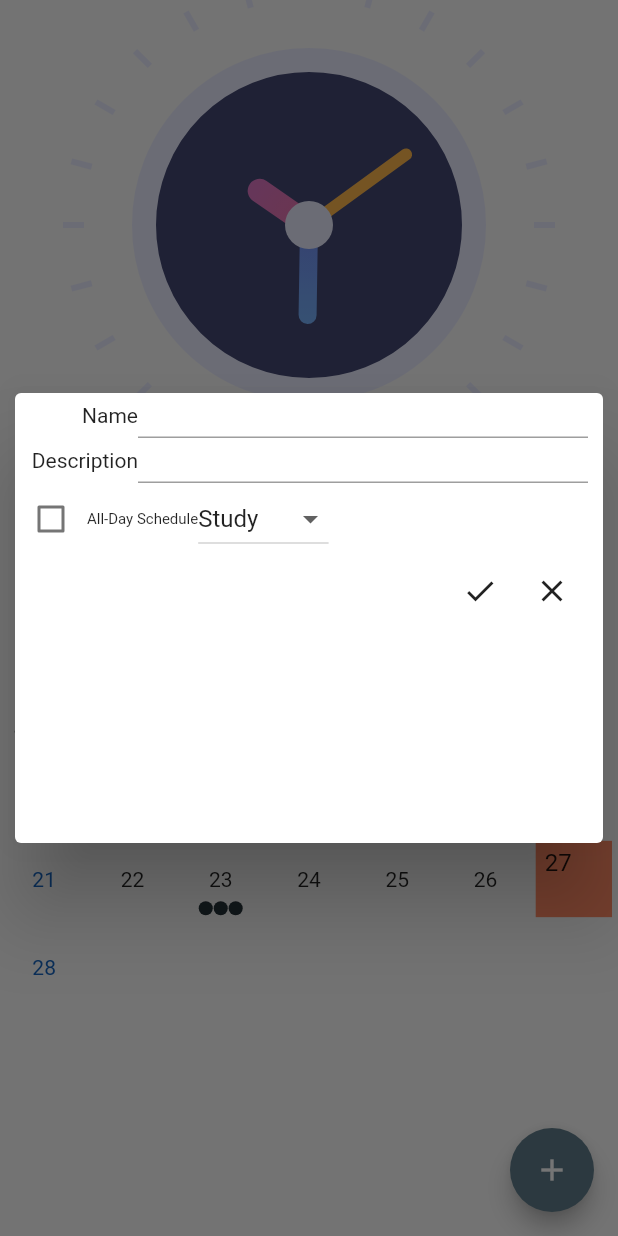
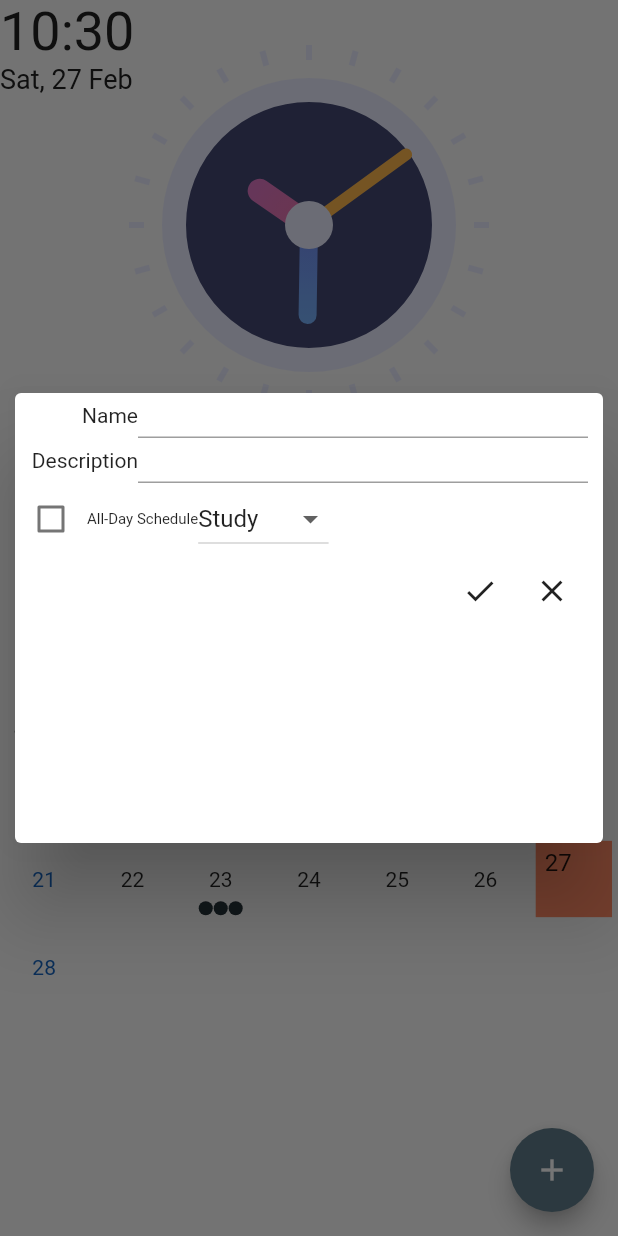
Before and after one commit to keo88/powerful-calendar-flutter, a Flutter app: the screen it shows after launch, after a tap on the "add" icon, on a phone screen of 412 x 824 dp. Run offline on Flutter 3.47's test engine with Material 2 defaults, Android fonts, the phone set to English and light mode, and no system bars; drawn by our look-alikes of table_calendar.

Commit message:
Added: - Time and month info on top of the screen

```diff
--- a/lib/clock_view.dart
+++ b/lib/clock_view.dart
@@ -1,7 +1,7 @@
+import 'package:flutter/material.dart';
+import 'package:intl/intl.dart' as intl;
 import 'dart:async';
 import 'dart:math';
-
-import 'package:flutter/material.dart';
 
 class ClockView extends StatefulWidget {
   @override
@@ -9,24 +9,50 @@ class ClockView extends StatefulWidget {
 }
 
 class _ClockViewState extends State<ClockView> {
+  var dateTime = DateTime.now();
+  var formattedTime, formattedDate;
+
   @override
   void initState() {
     Timer.periodic(Duration(seconds: 1), (timer) {
-      setState(() {
-        //update by 1 sec.
-      });
+      setState(() {});
     });
     super.initState();
   }
 
   @override
   Widget build(BuildContext context) {
-    return Container(
-        width: 300,
-        height: 300,
-        child: CustomPaint(
-          painter: ClockPainter(),
-        ));
+
+    formattedTime = intl.DateFormat('HH:mm').format(dateTime);
+    formattedDate = intl.DateFormat('EEE, d MMM').format(dateTime);
+
+    return Stack(
+      alignment: AlignmentDirectional.topStart,
+      children: [
+        Container(
+          width: MediaQuery.of(context).size.width,
+          height: 300,
+          child: CustomPaint(
+            painter: ClockPainter(),
+          )
+        ),
+        Container(
+          width: 200.0,
+          height: 100.0,
+          child: Column(
+            crossAxisAlignment: CrossAxisAlignment.start,
+            children: [
+              Text(formattedTime,
+                style: TextStyle(color: Colors.grey[900], fontSize: 36),
+              ),
+              Text(formattedDate,
+                style: TextStyle(color: Colors.grey[900], fontSize: 18),
+              ),
+            ],
+          ),
+        ),
+      ],
+    );
   }
 }
 
@@ -71,8 +97,8 @@ class ClockPainter extends CustomPainter {
       ..strokeCap = StrokeCap.round
       ..strokeWidth = 16;
 
-    canvas.drawCircle(center, radius - 40, fillBrush);
-    canvas.drawCircle(center, radius - 40, outlineBrush);
+    canvas.drawCircle(center, radius - 60, fillBrush);
+    canvas.drawCircle(center, radius - 60, outlineBrush);
 
     var hourHandX = centerX +
         40 * cos(pi * (0.5 - (dateTime.hour % 12) / 6) - dateTime.minute / 360);
@@ -92,8 +118,8 @@ class ClockPainter extends CustomPainter {
 
     canvas.drawCircle(center, 16, centerFillBrush);
 
-    var clockLineRadius = radius;
-    var clockLineLength = 14;
+    var clockLineRadius = radius - 40;
+    var clockLineLength = 10;
     var clockDotX, clockDotY;
     var clockLineBrush = Paint()
       ..color = Color(0xFFEAECFF)
@@ -112,7 +138,5 @@ class ClockPainter extends CustomPainter {
   }
 
   @override
-  bool shouldRepaint(covariant CustomPainter oldDelegate) {
-    return true;
-  }
+  bool shouldRepaint(covariant CustomPainter oldDelegate) => true;
 }
--- a/lib/main.dart
+++ b/lib/main.dart
@@ -155,13 +155,13 @@ class _MyHomePageState extends State<MyHomePage> with TickerProviderStateMixin {
     });
   }
 
-  void _onVisibleDaysChanged(DateTime first, DateTime last,
-      CalendarFormat format) {
+  void _onVisibleDaysChanged(
+      DateTime first, DateTime last, CalendarFormat format) {
     print('CALLBACK: _onVisibleDaysChanged');
   }
 
-  void _onCalendarCreated(DateTime first, DateTime last,
-      CalendarFormat format) {
+  void _onCalendarCreated(
+      DateTime first, DateTime last, CalendarFormat format) {
     print('CALLBACK: _onCalendarCreated');
   }
 
@@ -432,8 +432,7 @@ class _MyHomePageState extends State<MyHomePage> with TickerProviderStateMixin {
                           children: <Widget>[
                             _buildEventsListButton(Icon(Icons.check), () {
                               setState(() {
-                                    if (scheduleDescriptionController.text ==
-                                        '')
+                                if (scheduleDescriptionController.text == '')
                                   scheduleDescriptionController.text =
                                       'No Description';
                                 _events[_selectedDay] =
@@ -494,9 +493,8 @@ class _MyHomePageState extends State<MyHomePage> with TickerProviderStateMixin {
             ),
             ListView(
               shrinkWrap: true,
-              physics: ClampingScrollPhysics(),
+              //physics: ClampingScrollPhysics(),
               children: _selectedEvents.map((event) {
-
                 Icon _eventIcon = Icon(Icons.schedule);
 
                 if (event.type == 'Study') {
--- a/pubspec.yaml
+++ b/pubspec.yaml
@@ -23,6 +23,7 @@ environment:
 dependencies:
   flutter:
     sdk: flutter
+  intl: ^0.16.1
   table_calendar: ^2.3.3
 
 
```
Also changed, not shown: pubspec.lock. Lines whose indentation alone changed are shown as unchanged.
